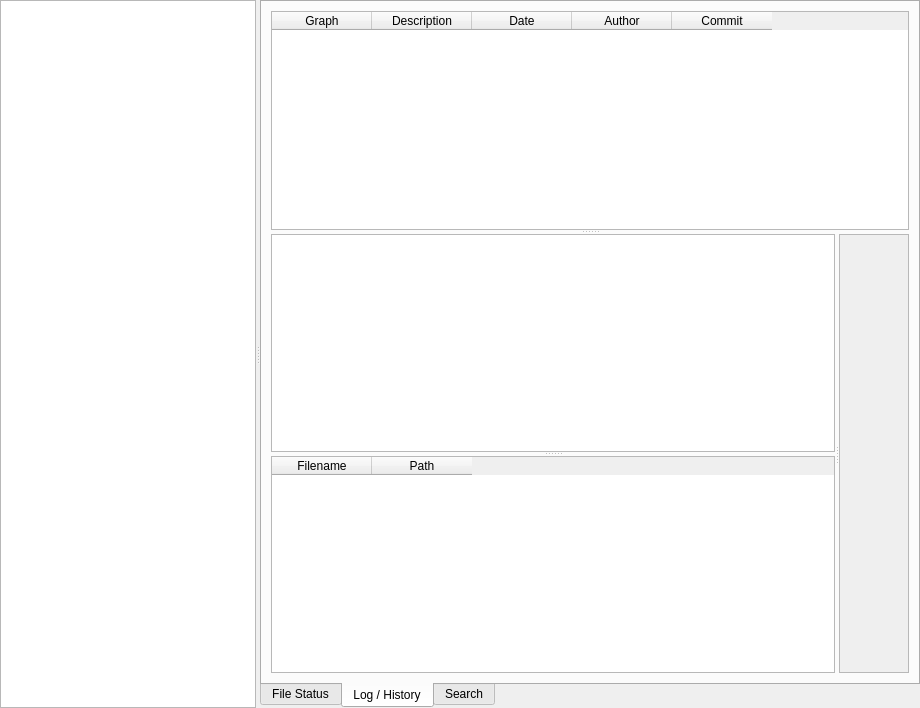
Qt form qgitrepository.ui (bokic/gitmaster) before a commit.
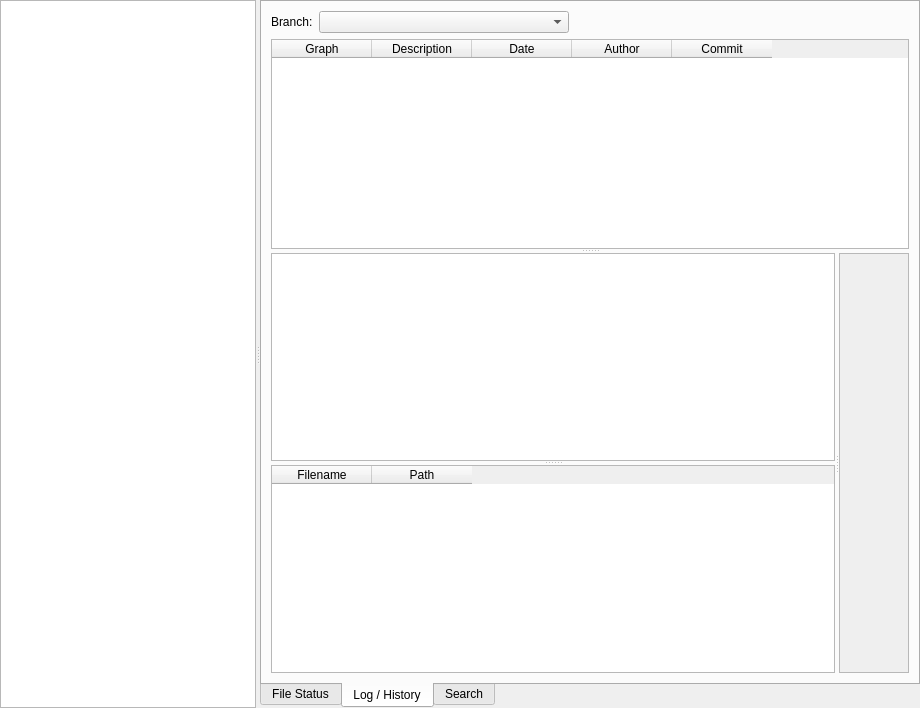
The same form after that commit. The open tabs and pages were chosen to show the change. Custom widgets are drawn as their Qt base class.

Commit message: Implement Enhanced Branch Management.

```diff
--- a/qgitrepository.ui
+++ b/qgitrepository.ui
@@ -399,6 +399,40 @@
         <string>Log / History</string>
        </attribute>
        <layout class="QVBoxLayout" name="verticalLayout_8">
+        <item>
+         <layout class="QHBoxLayout" name="horizontalLayout_branchFilter">
+          <item>
+           <widget class="QLabel" name="label_branchFilter">
+            <property name="text">
+             <string>Branch:</string>
+            </property>
+           </widget>
+          </item>
+          <item>
+           <widget class="QComboBox" name="comboBox_logBranchFilter">
+            <property name="minimumSize">
+             <size>
+              <width>250</width>
+              <height>0</height>
+             </size>
+            </property>
+           </widget>
+          </item>
+          <item>
+           <spacer name="horizontalSpacer_branchFilter">
+            <property name="orientation">
+             <enum>Qt::Orientation::Horizontal</enum>
+            </property>
+            <property name="sizeHint" stdset="0">
+             <size>
+              <width>40</width>
+              <height>20</height>
+             </size>
+            </property>
+           </spacer>
+          </item>
+         </layout>
+        </item>
         <item>
          <widget class="QSplitter" name="logHistory_splitter_1">
           <property name="orientation">
```
The commit also changes 5 other files.
